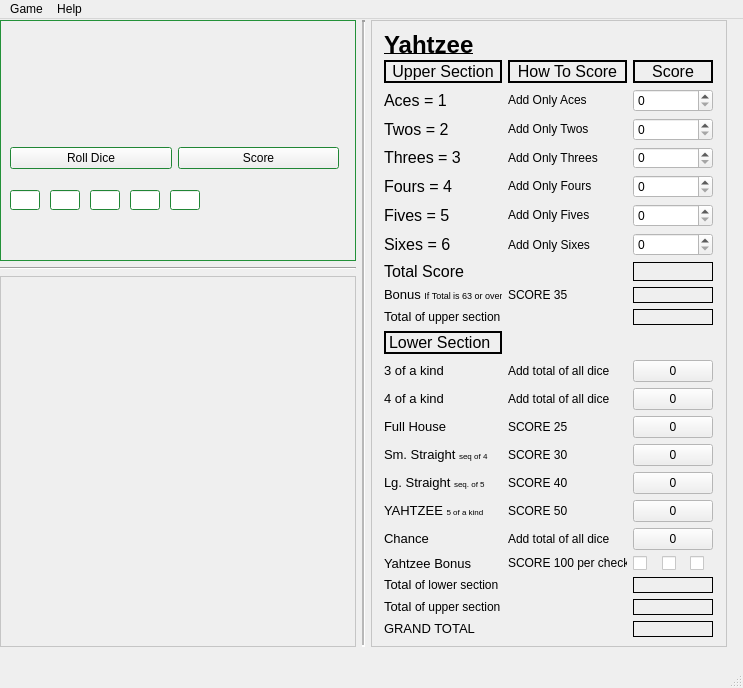
Before: the Qt Designer form FinalProject/Yahtzee/gamewindow.ui in kiloecho78/CS4865, drawn with Qt 5.
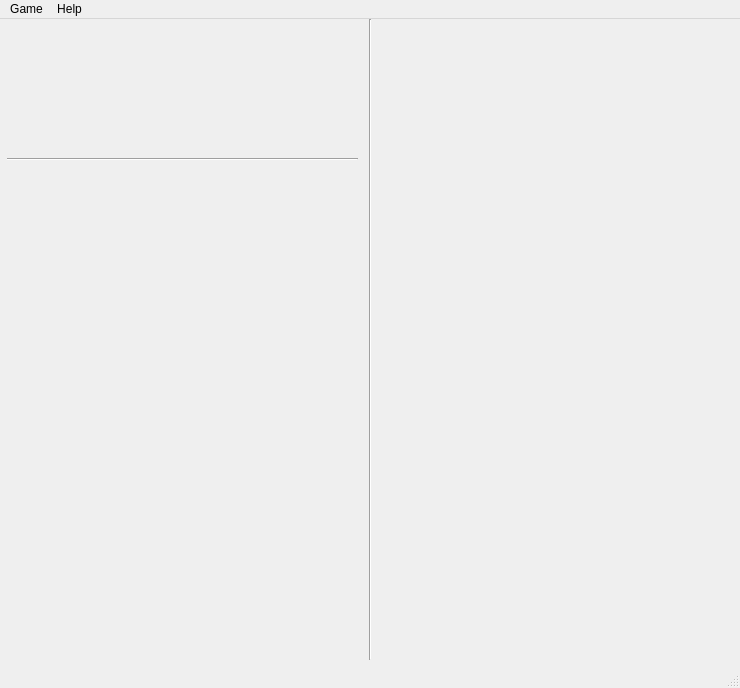
After: the same form once the commit is applied. Icons and pictures are not drawn. Custom widgets are drawn as their Qt base class.

Commit message: End of class 5/20

Diff of the .ui file:
```diff
--- a/FinalProject/Yahtzee/gamewindow.ui
+++ b/FinalProject/Yahtzee/gamewindow.ui
@@ -6,7 +6,7 @@
    <rect>
     <x>0</x>
     <y>0</y>
-    <width>743</width>
+    <width>740</width>
     <height>688</height>
    </rect>
   </property>
@@ -85,955 +85,61 @@
    <widget class="QWidget" name="horizontalLayoutWidget">
     <property name="geometry">
      <rect>
-      <x>-2</x>
+      <x>369</x>
       <y>-1</y>
-      <width>731</width>
-      <height>631</height>
+      <width>371</width>
+      <height>641</height>
      </rect>
     </property>
-    <layout class="QHBoxLayout" name="horizontalLayout">
-     <property name="leftMargin">
-      <number>2</number>
-     </property>
-     <property name="topMargin">
-      <number>2</number>
-     </property>
-     <property name="rightMargin">
-      <number>2</number>
-     </property>
-     <property name="bottomMargin">
-      <number>2</number>
-     </property>
-     <item>
-      <layout class="QVBoxLayout" name="dSBvertLayout" stretch="2,1,3">
-       <item>
-        <widget class="QFrame" name="diceFrame">
-         <property name="sizePolicy">
-          <sizepolicy hsizetype="Preferred" vsizetype="Preferred">
-           <horstretch>0</horstretch>
-           <verstretch>0</verstretch>
-          </sizepolicy>
-         </property>
-         <property name="maximumSize">
-          <size>
-           <width>16777215</width>
-           <height>241</height>
-          </size>
-         </property>
-         <property name="palette">
-          <palette>
-           <active>
-            <colorrole role="Base">
-             <brush brushstyle="SolidPattern">
-              <color alpha="255">
-               <red>255</red>
-               <green>255</green>
-               <blue>255</blue>
-              </color>
-             </brush>
-            </colorrole>
-            <colorrole role="Window">
-             <brush brushstyle="SolidPattern">
-              <color alpha="255">
-               <red>45</red>
-               <green>188</green>
-               <blue>74</blue>
-              </color>
-             </brush>
-            </colorrole>
-           </active>
-           <inactive>
-            <colorrole role="Base">
-             <brush brushstyle="SolidPattern">
-              <color alpha="255">
-               <red>255</red>
-               <green>255</green>
-               <blue>255</blue>
-              </color>
-             </brush>
-            </colorrole>
-            <colorrole role="Window">
-             <brush brushstyle="SolidPattern">
-              <color alpha="255">
-               <red>45</red>
-               <green>188</green>
-               <blue>74</blue>
-              </color>
-             </brush>
-            </colorrole>
-           </inactive>
-           <disabled>
-            <colorrole role="Base">
-             <brush brushstyle="SolidPattern">
-              <color alpha="255">
-               <red>45</red>
-               <green>188</green>
-               <blue>74</blue>
-              </color>
-             </brush>
-            </colorrole>
-            <colorrole role="Window">
-             <brush brushstyle="SolidPattern">
-              <color alpha="255">
-               <red>45</red>
-               <green>188</green>
-               <blue>74</blue>
-              </color>
-             </brush>
-            </colorrole>
-           </disabled>
-          </palette>
-         </property>
-         <property name="frameShape">
-          <enum>QFrame::StyledPanel</enum>
-         </property>
-         <property name="frameShadow">
-          <enum>QFrame::Raised</enum>
-         </property>
-         <widget class="QWidget" name="verticalLayoutWidget_2">
-          <property name="geometry">
-           <rect>
-            <x>-1</x>
-            <y>-1</y>
-            <width>351</width>
-            <height>161</height>
-           </rect>
-          </property>
-          <layout class="QVBoxLayout" name="diceButtonLayout" stretch="2,0,1">
-           <item>
-            <layout class="QHBoxLayout" name="diceDividerLayout">
-             <property name="spacing">
-              <number>8</number>
-             </property>
-             <property name="leftMargin">
-              <number>4</number>
-             </property>
-             <property name="topMargin">
-              <number>2</number>
-             </property>
-             <property name="rightMargin">
-              <number>4</number>
-             </property>
-             <property name="bottomMargin">
-              <number>2</number>
-             </property>
-             <item>
-              <widget class="Die" name="die1" native="true">
-               <property name="maximumSize">
-                <size>
-                 <width>100</width>
-                 <height>100</height>
-                </size>
-               </property>
-               <property name="sizeIncrement">
-                <size>
-                 <width>1</width>
-                 <height>1</height>
-                </size>
-               </property>
-               <property name="text" stdset="0">
-                <string>1</string>
-               </property>
-              </widget>
-             </item>
-             <item>
-              <widget class="Die" name="die2" native="true">
-               <property name="text" stdset="0">
-                <string>2</string>
-               </property>
-              </widget>
-             </item>
-             <item>
-              <widget class="Die" name="die3" native="true">
-               <property name="text" stdset="0">
-                <string>3</string>
-               </property>
-              </widget>
-             </item>
-             <item>
-              <widget class="Die" name="die4" native="true">
-               <property name="text" stdset="0">
-                <string>4</string>
-               </property>
-              </widget>
-             </item>
-             <item>
-              <widget class="Die" name="die5" native="true">
-               <property name="text" stdset="0">
-                <string>5</string>
-               </property>
-              </widget>
-             </item>
-            </layout>
-           </item>
-           <item>
-            <spacer name="verticalSpacer">
-             <property name="orientation">
-              <enum>Qt::Vertical</enum>
-             </property>
-             <property name="sizeHint" stdset="0">
-              <size>
-               <width>20</width>
-               <height>20</height>
-              </size>
-             </property>
-            </spacer>
-           </item>
-           <item>
-            <layout class="QHBoxLayout" name="rollScoreDividerLayout">
-             <item>
-              <widget class="QPushButton" name="rollButton">
-               <property name="text">
-                <string>Roll Dice</string>
-               </property>
-              </widget>
-             </item>
-             <item>
-              <widget class="QPushButton" name="endTurn">
-               <property name="text">
-                <string>Score</string>
-               </property>
-              </widget>
-             </item>
-            </layout>
-           </item>
-          </layout>
-         </widget>
-         <widget class="QLineEdit" name="dice1">
-          <property name="geometry">
-           <rect>
-            <x>10</x>
-            <y>170</y>
-            <width>30</width>
-            <height>20</height>
-           </rect>
-          </property>
-         </widget>
-         <widget class="QLineEdit" name="dice2">
-          <property name="geometry">
-           <rect>
-            <x>50</x>
-            <y>170</y>
-            <width>30</width>
-            <height>20</height>
-           </rect>
-          </property>
-         </widget>
-         <widget class="QLineEdit" name="dice3">
-          <property name="geometry">
-           <rect>
-            <x>90</x>
-            <y>170</y>
-            <width>30</width>
-            <height>20</height>
-           </rect>
-          </property>
-         </widget>
-         <widget class="QLineEdit" name="dice4">
-          <property name="geometry">
-           <rect>
-            <x>130</x>
-            <y>170</y>
-            <width>30</width>
-            <height>20</height>
-           </rect>
-          </property>
-         </widget>
-         <widget class="QLineEdit" name="dice5">
-          <property name="geometry">
-           <rect>
-            <x>170</x>
-            <y>170</y>
-            <width>30</width>
-            <height>20</height>
-           </rect>
-          </property>
-         </widget>
-        </widget>
-       </item>
-       <item>
-        <widget class="Line" name="dicePlayerFrameDivider">
-         <property name="orientation">
-          <enum>Qt::Horizontal</enum>
-         </property>
-        </widget>
-       </item>
-       <item>
-        <widget class="QFrame" name="playersFrame">
-         <property name="frameShape">
-          <enum>QFrame::StyledPanel</enum>
-         </property>
-         <property name="frameShadow">
-          <enum>QFrame::Raised</enum>
-         </property>
-        </widget>
-       </item>
-      </layout>
-     </item>
-     <item>
-      <widget class="Line" name="leftRightDivider">
-       <property name="lineWidth">
-        <number>2</number>
-       </property>
-       <property name="midLineWidth">
-        <number>2</number>
-       </property>
-       <property name="orientation">
-        <enum>Qt::Vertical</enum>
-       </property>
-      </widget>
-     </item>
-     <item>
-      <widget class="QFrame" name="scoreCardFrame">
-       <property name="palette">
-        <palette>
-         <active>
-          <colorrole role="Base">
-           <brush brushstyle="SolidPattern">
-            <color alpha="255">
-             <red>255</red>
-             <green>255</green>
-             <blue>255</blue>
-            </color>
-           </brush>
-          </colorrole>
-          <colorrole role="Window">
-           <brush brushstyle="SolidPattern">
-            <color alpha="255">
-             <red>255</red>
-             <green>255</green>
-             <blue>255</blue>
-            </color>
-           </brush>
-          </colorrole>
-         </active>
-         <inactive>
-          <colorrole role="Base">
-           <brush brushstyle="SolidPattern">
-            <color alpha="255">
-             <red>255</red>
-             <green>255</green>
-             <blue>255</blue>
-            </color>
-           </brush>
-          </colorrole>
-          <colorrole role="Window">
-           <brush brushstyle="SolidPattern">
-            <color alpha="255">
-             <red>255</red>
-             <green>255</green>
-             <blue>255</blue>
-            </color>
-           </brush>
-          </colorrole>
-         </inactive>
-         <disabled>
-          <colorrole role="Base">
-           <brush brushstyle="SolidPattern">
-            <color alpha="255">
-             <red>255</red>
-             <green>255</green>
-             <blue>255</blue>
-            </color>
-           </brush>
-          </colorrole>
-          <colorrole role="Window">
-           <brush brushstyle="SolidPattern">
-            <color alpha="255">
-             <red>255</red>
-             <green>255</green>
-             <blue>255</blue>
-            </color>
-           </brush>
-          </colorrole>
-         </disabled>
-        </palette>
-       </property>
-       <property name="frameShape">
-        <enum>QFrame::StyledPanel</enum>
-       </property>
-       <property name="frameShadow">
-        <enum>QFrame::Raised</enum>
-       </property>
-       <widget class="QWidget" name="gridLayoutWidget">
-        <property name="geometry">
-         <rect>
-          <x>2</x>
-          <y>0</y>
-          <width>351</width>
-          <height>627</height>
-         </rect>
-        </property>
-        <layout class="QGridLayout" name="scoreCardLayout">
-         <item row="11" column="1">
-          <widget class="QLabel" name="lowerColHead">
-           <property name="frameShape">
-            <enum>QFrame::Box</enum>
-           </property>
-           <property name="lineWidth">
-            <number>2</number>
-           </property>
-           <property name="text">
-            <string>&lt;html&gt;&lt;head/&gt;&lt;body&gt;&lt;p&gt;&lt;span style=&quot; font-size:12pt;&quot;&gt;Lower Section&lt;/span&gt;&lt;/p&gt;&lt;/body&gt;&lt;/html&gt;</string>
-           </property>
-          </widget>
-         </item>
-         <item row="18" column="1">
-          <widget class="QLabel" name="cRow">
-           <property name="text">
-            <string>&lt;html&gt;&lt;head/&gt;&lt;body&gt;&lt;p&gt;&lt;span style=&quot; font-size:10pt;&quot;&gt;Chance&lt;/span&gt;&lt;/p&gt;&lt;/body&gt;&lt;/html&gt;</string>
-           </property>
-          </widget>
-         </item>
-         <item row="20" column="1">
-          <widget class="QLabel" name="totalLSRow">
-           <property name="text">
-            <string>&lt;html&gt;&lt;head/&gt;&lt;body&gt;&lt;p&gt;&lt;span style=&quot; font-size:10pt;&quot;&gt;Total &lt;/span&gt;of lower section&lt;/p&gt;&lt;/body&gt;&lt;/html&gt;
-</string>
-           </property>
-          </widget>
-         </item>
-         <item row="22" column="1">
-          <widget class="QLabel" name="totalGrandRow">
-           <property name="text">
-            <string>&lt;html&gt;&lt;head/&gt;&lt;body&gt;&lt;p&gt;&lt;span style=&quot; font-size:10pt;&quot;&gt;GRAND TOTAL&lt;/span&gt;&lt;/p&gt;&lt;/body&gt;&lt;/html&gt;</string>
-           </property>
-          </widget>
-         </item>
-         <item row="16" column="1">
-          <widget class="QLabel" name="lsRow">
-           <property name="text">
-            <string>&lt;html&gt;&lt;head/&gt;&lt;body&gt;&lt;p&gt;&lt;span style=&quot; font-size:10pt;&quot;&gt;Lg. Straight &lt;/span&gt;&lt;span style=&quot; font-size:6pt;&quot;&gt;seq. of 5&lt;/span&gt;&lt;/p&gt;&lt;/body&gt;&lt;/html&gt;</string>
-           </property>
-          </widget>
-         </item>
-         <item row="8" column="1">
-          <widget class="QLabel" name="totalRow1">
-           <property name="text">
-            <string>&lt;html&gt;&lt;head/&gt;&lt;body&gt;&lt;p&gt;&lt;span style=&quot; font-size:12pt;&quot;&gt;Total Score&lt;/span&gt;&lt;/p&gt;&lt;/body&gt;&lt;/html&gt;</string>
-           </property>
-          </widget>
-         </item>
-         <item row="19" column="1">
-          <widget class="QLabel" name="ybRow">
-           <property name="text">
-            <string>&lt;html&gt;&lt;head/&gt;&lt;body&gt;&lt;p&gt;&lt;span style=&quot; font-size:10pt;&quot;&gt;Yahtzee Bonus&lt;/span&gt;&lt;/p&gt;&lt;/body&gt;&lt;/html&gt;</string>
-           </property>
-          </widget>
-         </item>
-         <item row="14" column="1">
-          <widget class="QLabel" name="fhRow">
-           <property name="text">
-            <string>&lt;html&gt;&lt;head/&gt;&lt;body&gt;&lt;p&gt;&lt;span style=&quot; font-size:10pt;&quot;&gt;Full House&lt;/span&gt;&lt;/p&gt;&lt;/body&gt;&lt;/html&gt;</string>
-           </property>
-          </widget>
-         </item>
-         <item row="17" column="1">
-          <widget class="QLabel" name="yRow">
-           <property name="text">
-            <string>&lt;html&gt;&lt;head/&gt;&lt;body&gt;&lt;p&gt;&lt;span style=&quot; font-size:10pt;&quot;&gt;YAHTZEE &lt;/span&gt;&lt;span style=&quot; font-size:6pt;&quot;&gt;5 of a kind&lt;/span&gt;&lt;/p&gt;&lt;/body&gt;&lt;/html&gt;</string>
-           </property>
-          </widget>
-         </item>
-         <item row="10" column="1">
-          <widget class="QLabel" name="totalRow2">
-           <property name="frameShape">
-            <enum>QFrame::NoFrame</enum>
-           </property>
-           <property name="lineWidth">
-            <number>2</number>
-           </property>
-           <property name="text">
-            <string>&lt;html&gt;&lt;head/&gt;&lt;body&gt;&lt;p&gt;&lt;span style=&quot; font-size:10pt;&quot;&gt;Total &lt;/span&gt;of upper section&lt;/p&gt;&lt;/body&gt;&lt;/html&gt;</string>
-           </property>
-          </widget>
-         </item>
-         <item row="13" column="1">
-          <widget class="QLabel" name="foaKRow">
-           <property name="text">
-            <string>&lt;html&gt;&lt;head/&gt;&lt;body&gt;&lt;p&gt;&lt;span style=&quot; font-size:10pt;&quot;&gt;4 of a kind&lt;/span&gt;&lt;/p&gt;&lt;/body&gt;&lt;/html&gt;</string>
-           </property>
-          </widget>
-         </item>
-         <item row="12" column="1">
-          <widget class="QLabel" name="toaKRow">
-           <property name="text">
-            <string>&lt;html&gt;&lt;head/&gt;&lt;body&gt;&lt;p&gt;&lt;span style=&quot; font-size:10pt;&quot;&gt;3 of a kind&lt;/span&gt;&lt;/p&gt;&lt;/body&gt;&lt;/html&gt;</string>
-           </property>
-          </widget>
-         </item>
-         <item row="9" column="1">
-          <widget class="QLabel" name="bonusRow">
-           <property name="text">
-            <string>&lt;html&gt;&lt;head/&gt;&lt;body&gt;&lt;p&gt;&lt;span style=&quot; font-size:10pt;&quot;&gt;Bonus &lt;/span&gt;&lt;span style=&quot; font-size:7pt;&quot;&gt;If Total is 63 or over&lt;/span&gt;&lt;/p&gt;&lt;/body&gt;&lt;/html&gt;</string>
-           </property>
-          </widget>
-         </item>
-         <item row="15" column="1">
-          <widget class="QLabel" name="ssRow">
-           <property name="text">
-            <string>&lt;html&gt;&lt;head/&gt;&lt;body&gt;&lt;p&gt;&lt;span style=&quot; font-size:10pt;&quot;&gt;Sm. Straight &lt;/span&gt;&lt;span style=&quot; font-size:6pt;&quot;&gt;seq of 4&lt;/span&gt;&lt;/p&gt;&lt;/body&gt;&lt;/html&gt;</string>
-           </property>
-          </widget>
-         </item>
-         <item row="1" column="2">
-          <widget class="QLabel" name="howToColHead">
-           <property name="frameShape">
-            <enum>QFrame::Box</enum>
-           </property>
-           <property name="lineWidth">
-            <number>2</number>
-           </property>
-           <property name="text">
-            <string>&lt;html&gt;&lt;head/&gt;&lt;body&gt;&lt;p&gt;&lt;span style=&quot; font-size:12pt;&quot;&gt;How To Score&lt;/span&gt;&lt;/p&gt;&lt;/body&gt;&lt;/html&gt;</string>
-           </property>
-           <property name="alignment">
-            <set>Qt::AlignCenter</set>
-           </property>
-          </widget>
-         </item>
-         <item row="0" column="3">
-          <widget class="QLabel" name="playerName">
-           <property name="baseSize">
-            <size>
-             <width>1</width>
-             <height>2</height>
-            </size>
-           </property>
-          </widget>
-         </item>
-         <item row="0" column="1" colspan="2">
-          <widget class="QLabel" name="gameLabel">
-           <property name="sizePolicy">
-            <sizepolicy hsizetype="Preferred" vsizetype="Preferred">
-             <horstretch>0</horstretch>
-             <verstretch>0</verstretch>
-            </sizepolicy>
-           </property>
-           <property name="baseSize">
-            <size>
-             <width>2</width>
-             <height>2</height>
-            </size>
-           </property>
-           <property name="palette">
-            <palette>
-             <active>
-              <colorrole role="Midlight">
-               <brush brushstyle="SolidPattern">
-                <color alpha="255">
-                 <red>255</red>
-                 <green>255</green>
-                 <blue>255</blue>
-                </color>
-               </brush>
-              </colorrole>
-             </active>
-             <inactive>
-              <colorrole role="Midlight">
-               <brush brushstyle="SolidPattern">
-                <color alpha="255">
-                 <red>255</red>
-                 <green>255</green>
-                 <blue>255</blue>
-                </color>
-               </brush>
-              </colorrole>
-             </inactive>
-             <disabled>
-              <colorrole role="Midlight">
-               <brush brushstyle="SolidPattern">
-                <color alpha="255">
-                 <red>247</red>
-                 <green>247</green>
-                 <blue>247</blue>
-                </color>
-               </brush>
-              </colorrole>
-             </disabled>
-            </palette>
-           </property>
-           <property name="frameShape">
-            <enum>QFrame::NoFrame</enum>
-           </property>
-           <property name="text">
-            <string>&lt;html&gt;&lt;head/&gt;&lt;body&gt;&lt;p&gt;&lt;span style=&quot; font-size:18pt; font-weight:600; text-decoration: underline;&quot;&gt;Yahtzee&lt;/span&gt;&lt;/p&gt;&lt;/body&gt;&lt;/html&gt;</string>
-           </property>
-          </widget>
-         </item>
-         <item row="1" column="3">
-          <widget class="QLabel" name="scoreColHead">
-           <property name="frameShape">
-            <enum>QFrame::Box</enum>
-           </property>
-           <property name="lineWidth">
-            <number>2</number>
-           </property>
-           <property name="text">
-            <string>&lt;html&gt;&lt;head/&gt;&lt;body&gt;&lt;p&gt;&lt;span style=&quot; font-size:12pt;&quot;&gt;Score&lt;/span&gt;&lt;/p&gt;&lt;/body&gt;&lt;/html&gt;</string>
-           </property>
-           <property name="alignment">
-            <set>Qt::AlignCenter</set>
-           </property>
-          </widget>
-         </item>
-         <item row="1" column="1">
-          <widget class="QLabel" name="upperColHead">
-           <property name="frameShape">
-            <enum>QFrame::Box</enum>
-           </property>
-           <property name="lineWidth">
-            <number>2</number>
-           </property>
-           <property name="text">
-            <string>&lt;html&gt;&lt;head/&gt;&lt;body&gt;&lt;p&gt;&lt;span style=&quot; font-size:12pt;&quot;&gt;Upper Section&lt;/span&gt;&lt;/p&gt;&lt;/body&gt;&lt;/html&gt;</string>
-           </property>
-           <property name="alignment">
-            <set>Qt::AlignCenter</set>
-           </property>
-          </widget>
-         </item>
-         <item row="2" column="1">
-          <widget class="QLabel" name="onesRow">
-           <property name="frameShape">
-            <enum>QFrame::NoFrame</enum>
-           </property>
-           <property name="text">
-            <string>&lt;html&gt;&lt;head/&gt;&lt;body&gt;&lt;p align=&quot;justify&quot;&gt;&lt;span style=&quot; font-size:12pt;&quot;&gt;Aces &lt;/span&gt;&lt;img src=&quot;:/diePics/ace.bmp&quot;/&gt;&lt;span style=&quot; font-size:12pt;&quot;&gt; = 1&lt;/span&gt;&lt;/p&gt;&lt;/body&gt;&lt;/html&gt;</string>
-           </property>
-          </widget>
-         </item>
-         <item row="6" column="1">
-          <widget class="QLabel" name="fivesRow">
-           <property name="text">
-            <string>&lt;html&gt;&lt;head/&gt;&lt;body&gt;&lt;p&gt;&lt;span style=&quot; font-size:12pt;&quot;&gt;Fives &lt;/span&gt;&lt;img src=&quot;:/diePics/five.bmp&quot;/&gt;&lt;span style=&quot; font-size:12pt;&quot;&gt; = 5&lt;/span&gt;&lt;/p&gt;&lt;/body&gt;&lt;/html&gt;</string>
-           </property>
-          </widget>
-         </item>
-         <item row="3" column="1">
-          <widget class="QLabel" name="twosRow">
-           <property name="text">
-            <string>&lt;html&gt;&lt;head/&gt;&lt;body&gt;&lt;p align=&quot;justify&quot;&gt;&lt;span style=&quot; font-size:12pt;&quot;&gt;Twos &lt;/span&gt;&lt;img src=&quot;:/diePics/two.bmp&quot;/&gt;&lt;span style=&quot; font-size:12pt;&quot;&gt; = 2&lt;/span&gt;&lt;/p&gt;&lt;/body&gt;&lt;/html&gt;</string>
-           </property>
-          </widget>
-         </item>
-         <item row="3" column="3">
-          <widget class="QSpinBox" name="twosSpinBox">
-           <property name="maximum">
-            <number>10</number>
-           </property>
-           <property name="singleStep">
-            <number>2</number>
-           </property>
-          </widget>
-         </item>
-         <item row="2" column="3">
-          <widget class="QSpinBox" name="onesSpinBox">
-           <property name="frame">
-            <bool>true</bool>
-           </property>
-           <property name="showGroupSeparator" stdset="0">
-            <bool>false</bool>
-           </property>
-           <property name="maximum">
-            <number>5</number>
-           </property>
-          </widget>
-         </item>
-         <item row="5" column="1">
-          <widget class="QLabel" name="foursRow">
-           <property name="text">
-            <string>&lt;html&gt;&lt;head/&gt;&lt;body&gt;&lt;p&gt;&lt;span style=&quot; font-size:12pt;&quot;&gt;Fours &lt;/span&gt;&lt;img src=&quot;:/diePics/four.bmp&quot;/&gt;&lt;span style=&quot; font-size:12pt;&quot;&gt; = 4&lt;/span&gt;&lt;/p&gt;&lt;/body&gt;&lt;/html&gt;</string>
-           </property>
-          </widget>
-         </item>
-         <item row="7" column="1">
-          <widget class="QLabel" name="sixesRow">
-           <property name="text">
-            <string>&lt;html&gt;&lt;head/&gt;&lt;body&gt;&lt;p&gt;&lt;span style=&quot; font-size:12pt;&quot;&gt;Sixes  &lt;/span&gt;&lt;img src=&quot;:/diePics/six.bmp&quot;/&gt;&lt;span style=&quot; font-size:12pt;&quot;&gt; = 6&lt;/span&gt;&lt;/p&gt;&lt;/body&gt;&lt;/html&gt;</string>
-           </property>
-          </widget>
-         </item>
-         <item row="4" column="1">
-          <widget class="QLabel" name="threesRow">
-           <property name="text">
-            <string>&lt;html&gt;&lt;head/&gt;&lt;body&gt;&lt;p align=&quot;justify&quot;&gt;&lt;span style=&quot; font-size:12pt;&quot;&gt;Threes &lt;/span&gt;&lt;img src=&quot;:/diePics/three.bmp&quot;/&gt;&lt;span style=&quot; font-size:12pt;&quot;&gt; = 3&lt;/span&gt;&lt;/p&gt;&lt;/body&gt;&lt;/html&gt;</string>
-           </property>
-          </widget>
-         </item>
-         <item row="21" column="1">
-          <widget class="QLabel" name="totalUSRow">
-           <property name="text">
-            <string>&lt;html&gt;&lt;head/&gt;&lt;body&gt;&lt;p&gt;&lt;span style=&quot; font-size:10pt;&quot;&gt;Total &lt;/span&gt;of upper section&lt;/p&gt;&lt;/body&gt;&lt;/html&gt;</string>
-           </property>
-          </widget>
-         </item>
-         <item row="2" column="2">
-          <widget class="QLabel" name="howTo1">
-           <property name="text">
-            <string>&lt;html&gt;&lt;head/&gt;&lt;body&gt;&lt;p&gt;Add Only Aces&lt;/p&gt;&lt;/body&gt;&lt;/html&gt;</string>
-           </property>
-          </widget>
-         </item>
-         <item row="3" column="2">
-          <widget class="QLabel" name="howTo2">
-           <property name="text">
-            <string>&lt;html&gt;&lt;head/&gt;&lt;body&gt;&lt;p&gt;Add Only Twos&lt;/p&gt;&lt;/body&gt;&lt;/html&gt;</string>
-           </property>
-          </widget>
-         </item>
-         <item row="4" column="2">
-          <widget class="QLabel" name="howTo3">
-           <property name="text">
-            <string>&lt;html&gt;&lt;head/&gt;&lt;body&gt;&lt;p&gt;Add Only Threes&lt;/p&gt;&lt;/body&gt;&lt;/html&gt;</string>
-           </property>
-          </widget>
-         </item>
-         <item row="5" column="2">
-          <widget class="QLabel" name="howTo4">
-           <property name="text">
-            <string>&lt;html&gt;&lt;head/&gt;&lt;body&gt;&lt;p&gt;Add Only Fours&lt;/p&gt;&lt;/body&gt;&lt;/html&gt;</string>
-           </property>
-          </widget>
-         </item>
-         <item row="6" column="2">
-          <widget class="QLabel" name="howTo5">
-           <property name="text">
-            <string>&lt;html&gt;&lt;head/&gt;&lt;body&gt;&lt;p&gt;Add Only Fives&lt;/p&gt;&lt;/body&gt;&lt;/html&gt;</string>
-           </property>
-          </widget>
-         </item>
-         <item row="7" column="2">
-          <widget class="QLabel" name="howTo6">
-           <property name="text">
-            <string>Add Only Sixes</string>
-           </property>
-          </widget>
-         </item>
-         <item row="9" column="2">
-          <widget class="QLabel" name="howTo8b">
-           <property name="text">
-            <string>SCORE 35</string>
-           </property>
-          </widget>
-         </item>
-         <item row="12" column="2">
-          <widget class="QLabel" name="howTo103oak">
-           <property name="text">
-            <string>&lt;html&gt;&lt;head/&gt;&lt;body&gt;&lt;p&gt;Add total of all dice&lt;/p&gt;&lt;/body&gt;&lt;/html&gt;</string>
-           </property>
-          </widget>
-         </item>
-         <item row="13" column="2">
-          <widget class="QLabel" name="howTo114oak">
-           <property name="text">
-            <string>Add total of all dice</string>
-           </property>
-          </widget>
-         </item>
-         <item row="14" column="2">
-          <widget class="QLabel" name="howTo12fh">
-           <property name="text">
-            <string>SCORE 25</string>
-           </property>
-          </widget>
-         </item>
-         <item row="15" column="2">
-          <widget class="QLabel" name="howTo13ss">
-           <property name="text">
-            <string>SCORE 30</string>
-           </property>
-          </widget>
-         </item>
-         <item row="16" column="2">
-          <widget class="QLabel" name="howTo14ls">
-           <property name="text">
-            <string>SCORE 40</string>
-           </property>
-          </widget>
-         </item>
-         <item row="17" column="2">
-          <widget class="QLabel" name="howTo15y">
-           <property name="text">
-            <string>SCORE 50</string>
-           </property>
-          </widget>
-         </item>
-         <item row="18" column="2">
-          <widget class="QLabel" name="howTo16c">
-           <property name="text">
-            <string>Add total of all dice</string>
-           </property>
-          </widget>
-         </item>
-         <item row="19" column="2">
-          <widget class="QLabel" name="howTo17yb">
-           <property name="text">
-            <string>&lt;html&gt;&lt;head/&gt;&lt;body&gt;&lt;p&gt;SCORE 100 per check&lt;/p&gt;&lt;/body&gt;&lt;/html&gt;</string>
-           </property>
-          </widget>
-         </item>
-         <item row="19" column="3">
-          <layout class="QHBoxLayout" name="bonusHorizontalLayout_4">
-           <item>
-            <widget class="QCheckBox" name="bonus1">
-             <property name="enabled">
-              <bool>false</bool>
-             </property>
-            </widget>
-           </item>
-           <item>
-            <widget class="QCheckBox" name="bonus2">
-             <property name="enabled">
-              <bool>false</bool>
-             </property>
-            </widget>
-           </item>
-           <item>
-            <widget class="QCheckBox" name="bonus3">
-             <property name="enabled">
-              <bool>false</bool>
-             </property>
-            </widget>
-           </item>
-          </layout>
-         </item>
-         <item row="4" column="3">
-          <widget class="QSpinBox" name="threesSpinBox">
-           <property name="maximum">
-            <number>15</number>
-           </property>
-           <property name="singleStep">
-            <number>3</number>
-           </property>
-          </widget>
-         </item>
-         <item row="5" column="3">
-          <widget class="QSpinBox" name="foursSpinBox">
-           <property name="maximum">
-            <number>20</number>
-           </property>
-           <property name="singleStep">
-            <number>4</number>
-           </property>
-          </widget>
-         </item>
-         <item row="6" column="3">
-          <widget class="QSpinBox" name="fivesSpinBox">
-           <property name="maximum">
-            <number>25</number>
-           </property>
-           <property name="singleStep">
-            <number>5</number>
-           </property>
-          </widget>
-         </item>
-         <item row="7" column="3">
-          <widget class="QSpinBox" name="sixesSpinBox">
-           <property name="maximum">
-            <number>30</number>
-           </property>
-           <property name="singleStep">
-            <number>6</number>
-           </property>
-          </widget>
-         </item>
-         <item row="8" column="3">
-          <widget class="QLabel" name="totalUpper1">
-           <property name="frameShape">
-            <enum>QFrame::Box</enum>
-           </property>
-          </widget>
-         </item>
-         <item row="9" column="3">
-          <widget class="QLabel" name="totalBonusAdded">
-           <property name="frameShape">
-            <enum>QFrame::Box</enum>
-           </property>
-          </widget>
-         </item>
-         <item row="10" column="3">
-          <widget class="QLabel" name="totalUpper2">
-           <property name="frameShape">
-            <enum>QFrame::Box</enum>
-           </property>
-          </widget>
-         </item>
-         <item row="12" column="3">
-          <widget class="QPushButton" name="toakScore">
-           <property name="text">
-            <string>0</string>
-           </property>
-          </widget>
-         </item>
-         <item row="13" column="3">
-          <widget class="QPushButton" name="foakScore">
-           <property name="text">
-            <string>0</string>
-           </property>
-          </widget>
-         </item>
-         <item row="14" column="3">
-          <widget class="QPushButton" name="fhScore">
-           <property name="text">
-            <string>0</string>
-           </property>
-          </widget>
-         </item>
-         <item row="15" column="3">
-          <widget class="QPushButton" name="ssScore">
-           <property name="text">
-            <string>0</string>
-           </property>
-          </widget>
-         </item>
-         <item row="16" column="3">
-          <widget class="QPushButton" name="lsScore">
-           <property name="text">
-            <string>0</string>
-           </property>
-          </widget>
-         </item>
-         <item row="17" column="3">
-          <widget class="QPushButton" name="yScore">
-           <property name="text">
-            <string>0</string>
-           </property>
-          </widget>
-         </item>
-         <item row="18" column="3">
-          <widget class="QPushButton" name="pushButton_2">
-           <property name="text">
-            <string>0</string>
-           </property>
-          </widget>
-         </item>
-         <item row="20" column="3">
-          <widget class="QLabel" name="totalLSScore">
-           <property name="frameShape">
-            <enum>QFrame::Box</enum>
-           </property>
-          </widget>
-         </item>
-         <item row="21" column="3">
-          <widget class="QLabel" name="totalUSScore">
-           <property name="frameShape">
-            <enum>QFrame::Box</enum>
-           </property>
-          </widget>
-         </item>
-         <item row="22" column="3">
-          <widget class="QLabel" name="totalGrandScore">
-           <property name="frameShape">
-            <enum>QFrame::Box</enum>
-           </property>
-          </widget>
-         </item>
-        </layout>
-       </widget>
-      </widget>
-     </item>
-    </layout>
+    <layout class="QGridLayout" name="scorecardGridLayout"/>
+   </widget>
+   <widget class="QWidget" name="gridLayoutWidget_3">
+    <property name="geometry">
+     <rect>
+      <x>0</x>
+      <y>140</y>
+      <width>371</width>
+      <height>501</height>
+     </rect>
+    </property>
+    <layout class="QGridLayout" name="playersGridLayout"/>
+   </widget>
+   <widget class="Line" name="horizontalLine">
+    <property name="geometry">
+     <rect>
+      <x>7</x>
+      <y>130</y>
+      <width>351</width>
+      <height>20</height>
+     </rect>
+    </property>
+    <property name="orientation">
+     <enum>Qt::Horizontal</enum>
+    </property>
+   </widget>
+   <widget class="Line" name="verticalLine">
+    <property name="geometry">
+     <rect>
+      <x>360</x>
+      <y>0</y>
+      <width>20</width>
+      <height>641</height>
+     </rect>
+    </property>
+    <property name="orientation">
+     <enum>Qt::Vertical</enum>
+    </property>
+   </widget>
+   <widget class="QWidget" name="gridLayoutWidget">
+    <property name="geometry">
+     <rect>
+      <x>0</x>
+      <y>0</y>
+      <width>371</width>
+      <height>141</height>
+     </rect>
+    </property>
+    <layout class="QGridLayout" name="diceGridLayout"/>
    </widget>
   </widget>
   <widget class="QMenuBar" name="menuBar">
@@ -1041,8 +147,8 @@
     <rect>
      <x>0</x>
      <y>0</y>
-     <width>743</width>
-     <height>21</height>
+     <width>740</width>
+     <height>22</height>
     </rect>
    </property>
    <widget class="QMenu" name="menuGame">
@@ -1070,13 +176,6 @@
   </action>
  </widget>
  <layoutdefault spacing="6" margin="11"/>
- <customwidgets>
-  <customwidget>
-   <class>Die</class>
-   <extends>QWidget</extends>
-   <header>die.h</header>
-  </customwidget>
- </customwidgets>
  <resources>
   <include location="icon.qrc"/>
  </resources>
```
Left out of the diff: 2 changed lines with no effect on the pictures. The commit also changes 6 other files.
